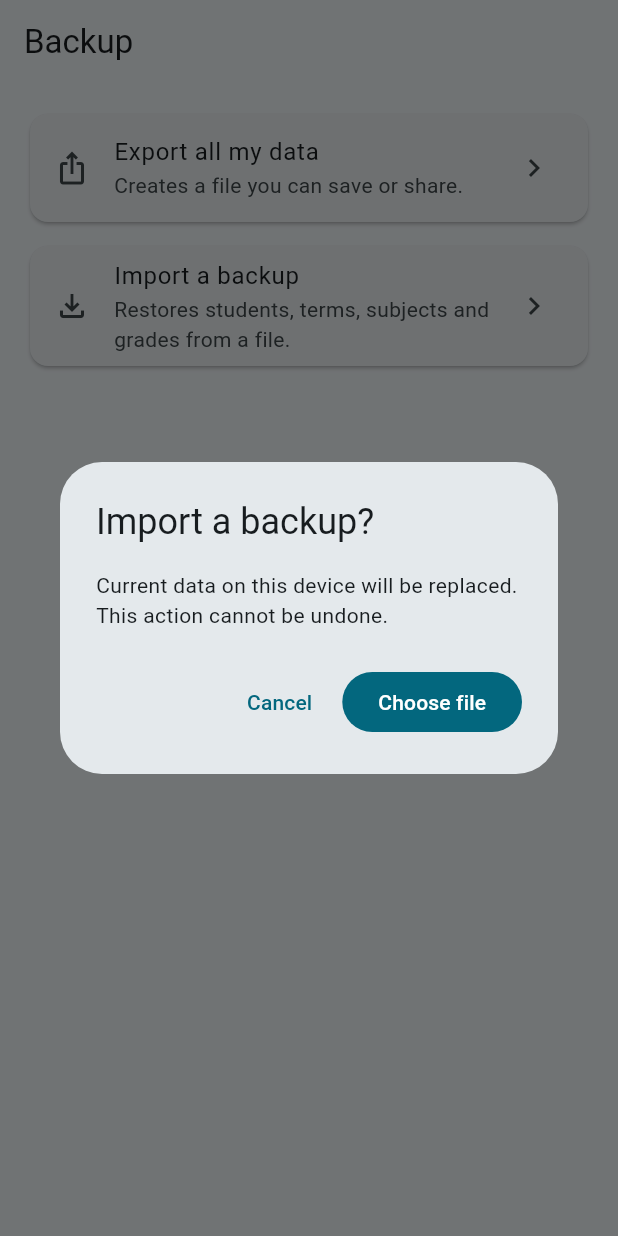
After one commit to RiveraDiego/CUM_Master, a Flutter app: the BackupPage screen opened by its route, after a tap on "Import a backup", on a phone screen of 412 x 824 dp. The commit adds this screen. Run offline on Flutter 3.47's test engine with Material 3 defaults, Android fonts, the phone set to English and light mode, and no system bars; our stand-ins replace flutter_riverpod, go_router, share_plus, sqflite; missing offline and left inert: file_selector; accounts and stored records are empty.

Commit message:
feat(backup): add local data export and import
Checklist visible en la app:
- [x] Abrir Copia de seguridad desde el menu lateral
- [x] Exportar todos los datos a un archivo JSON
- [x] Compartir o guardar la copia desde Android
- [x] Importar una copia seleccionada por el usuario
- [x] Confirmar antes de reemplazar datos actuales
- [x] Rechazar archivos invalidos sin perder informacion

```diff
--- a/lib/core/router/app_router.dart
+++ b/lib/core/router/app_router.dart
@@ -2,6 +2,7 @@ import 'package:go_router/go_router.dart';
 
 import '../../features/activities/presentation/activities_page.dart';
 import '../../features/assessments/presentation/pages/assessments_page.dart';
+import '../../features/backup/presentation/backup_page.dart';
 import '../../features/cycles/presentation/cycles_page.dart';
 import '../../features/dashboard/presentation/pages/dashboard_page.dart';
 import '../../features/students/presentation/pages/student_form_page.dart';
@@ -20,6 +21,7 @@ abstract final class AppRoute {
   static const assessments = 'assessments';
   static const cycles = 'cycles';
   static const activities = 'activities';
+  static const backup = 'backup';
 }
 
 final GoRouter appRouter = GoRouter(
@@ -29,6 +31,11 @@ final GoRouter appRouter = GoRouter(
       path: '/',
       name: AppRoute.dashboard,
       builder: (context, state) => const DashboardPage(),
+    ),
+    GoRoute(
+      path: '/backup',
+      name: AppRoute.backup,
+      builder: (context, state) => const BackupPage(),
     ),
     GoRoute(
       path: '/activities/:assessmentId',
--- /dev/null
+++ b/lib/features/backup/application/backup_providers.dart
@@ -0,0 +1,54 @@
+import 'dart:convert';
+import 'dart:io';
+
+import 'package:file_selector/file_selector.dart' hide XFile;
+import 'package:flutter_riverpod/flutter_riverpod.dart';
+import 'package:path_provider/path_provider.dart';
+import 'package:share_plus/share_plus.dart';
+
+import '../../../core/state/academic_data_revision.dart';
+import '../../students/application/student_providers.dart';
+import '../data/sqlite_backup_repository.dart';
+import '../domain/backup_repository.dart';
+
+final backupRepositoryProvider = Provider<BackupRepository>(
+  (ref) => SqliteBackupRepository(ref.watch(studentsDatabaseProvider)),
+);
+
+class BackupActions {
+  const BackupActions(this.ref);
+  final Ref ref;
+
+  Future<bool> exportAndShare() async {
+    final json = await ref.read(backupRepositoryProvider).exportJson();
+    final directory = await getTemporaryDirectory();
+    final date = DateTime.now().toIso8601String().substring(0, 10);
+    final file = File(
+      '${directory.path}${Platform.pathSeparator}cum-master-$date.json',
+    );
+    await file.writeAsString(json, encoding: utf8, flush: true);
+    final result = await SharePlus.instance.share(
+      ShareParams(
+        files: [XFile(file.path, mimeType: 'application/json')],
+        subject: 'CUM Master backup',
+      ),
+    );
+    return result.status != ShareResultStatus.unavailable;
+  }
+
+  Future<bool> pickAndImport() async {
+    const type = XTypeGroup(
+      label: 'CUM Master backup',
+      extensions: ['json'],
+      mimeTypes: ['application/json'],
+    );
+    final picked = await openFile(acceptedTypeGroups: const [type]);
+    if (picked == null) return false;
+    final bytes = await picked.readAsBytes();
+    await ref.read(backupRepositoryProvider).importJson(utf8.decode(bytes));
+    ref.read(academicDataRevisionProvider.notifier).bump();
+    return true;
+  }
+}
+
+final backupActionsProvider = Provider(BackupActions.new);
--- /dev/null
+++ b/lib/features/backup/domain/backup_exceptions.dart
@@ -0,0 +1,11 @@
+sealed class BackupException implements Exception {
+  const BackupException();
+}
+
+class InvalidBackupException extends BackupException {
+  const InvalidBackupException();
+}
+
+class BackupStorageException extends BackupException {
+  const BackupStorageException();
+}
--- /dev/null
+++ b/lib/features/backup/domain/backup_repository.dart
@@ -0,0 +1,4 @@
+abstract interface class BackupRepository {
+  Future<String> exportJson();
+  Future<void> importJson(String content);
+}
--- /dev/null
+++ b/lib/features/backup/presentation/backup_page.dart
@@ -0,0 +1,120 @@
+import 'package:flutter/material.dart';
+import 'package:flutter_riverpod/flutter_riverpod.dart';
+
+import '../../../l10n/generated/app_localizations.dart';
+import '../../dashboard/presentation/controllers/dashboard_controller.dart';
+import '../../students/presentation/controllers/students_controller.dart';
+import '../application/backup_providers.dart';
+import '../domain/backup_exceptions.dart';
+
+class BackupPage extends ConsumerStatefulWidget {
+  const BackupPage({super.key});
+
+  @override
+  ConsumerState<BackupPage> createState() => _BackupPageState();
+}
+
+class _BackupPageState extends ConsumerState<BackupPage> {
+  bool _busy = false;
+
+  @override
+  Widget build(BuildContext context) {
+    final l10n = AppLocalizations.of(context)!;
+    return Scaffold(
+      appBar: AppBar(title: Text(l10n.backupTitle)),
+      body: ListView(
+        padding: const EdgeInsets.all(16),
+        children: [
+          Card(
+            child: ListTile(
+              enabled: !_busy,
+              leading: const Icon(Icons.ios_share_outlined),
+              title: Text(l10n.backupExportTitle),
+              subtitle: Text(l10n.backupExportDescription),
+              trailing: const Icon(Icons.chevron_right),
+              onTap: _export,
+            ),
+          ),
+          const SizedBox(height: 8),
+          Card(
+            child: ListTile(
+              enabled: !_busy,
+              leading: const Icon(Icons.file_download_outlined),
+              title: Text(l10n.backupImportTitle),
+              subtitle: Text(l10n.backupImportDescription),
+              trailing: const Icon(Icons.chevron_right),
+              onTap: _confirmImport,
+            ),
+          ),
+          if (_busy) ...[
+            const SizedBox(height: 24),
+            const Center(child: CircularProgressIndicator()),
+          ],
+        ],
+      ),
+    );
+  }
+
+  Future<void> _export() async {
+    final l10n = AppLocalizations.of(context)!;
+    setState(() => _busy = true);
+    try {
+      await ref.read(backupActionsProvider).exportAndShare();
+    } on BackupException {
+      _show(l10n.backupExportError);
+    } on Exception {
+      _show(l10n.backupExportError);
+    } finally {
+      if (mounted) setState(() => _busy = false);
+    }
+  }
+
+  Future<void> _confirmImport() async {
+    final l10n = AppLocalizations.of(context)!;
+    final confirmed = await showDialog<bool>(
+      context: context,
+      builder: (dialogContext) => AlertDialog(
+        title: Text(l10n.backupImportConfirmTitle),
+        content: Text(l10n.backupImportConfirmMessage),
+        actions: [
+          TextButton(
+            onPressed: () => Navigator.pop(dialogContext, false),
+            child: Text(l10n.cancelAction),
+          ),
+          FilledButton(
+            onPressed: () => Navigator.pop(dialogContext, true),
+            child: Text(l10n.backupChooseFileAction),
+          ),
+        ],
+      ),
+    );
+    if (confirmed != true || !mounted) return;
+    await Future<void>.delayed(kThemeAnimationDuration);
+    if (!mounted) return;
+    setState(() => _busy = true);
+    try {
+      final imported = await ref.read(backupActionsProvider).pickAndImport();
+      if (!imported || !mounted) return;
+      ref.invalidate(studentsControllerProvider);
+      ref.invalidate(dashboardControllerProvider);
+      _show(l10n.backupImportSuccess);
+    } on InvalidBackupException {
+      _show(l10n.backupInvalidFileError);
+    } on BackupException {
+      _show(l10n.backupImportError);
+    } on FormatException {
+      _show(l10n.backupInvalidFileError);
+    } on Exception {
+      _show(l10n.backupImportError);
+    } finally {
+      if (mounted) setState(() => _busy = false);
+    }
+  }
+
+  void _show(String message) {
+    if (!mounted) return;
+    ScaffoldMessenger.of(
+      context,
+    ).showSnackBar(SnackBar(content: Text(message)));
+  }
+}
--- a/lib/l10n/app_en.arb
+++ b/lib/l10n/app_en.arb
@@ -135,6 +135,18 @@
   "cycleNotCurrentState": "This is not the current term",
   "dashboardNoCurrentCycleMessage": "You have not set a current term. Activate one to see its subjects and grades here.",
   "dashboardChooseCurrentCycle": "Choose current term",
+  "backupTitle": "Backup",
+  "backupExportTitle": "Export all my data",
+  "backupExportDescription": "Creates a file you can save or share.",
+  "backupImportTitle": "Import a backup",
+  "backupImportDescription": "Restores students, terms, subjects and grades from a file.",
+  "backupImportConfirmTitle": "Import a backup?",
+  "backupImportConfirmMessage": "Current data on this device will be replaced. This action cannot be undone.",
+  "backupChooseFileAction": "Choose file",
+  "backupImportSuccess": "The backup was imported successfully.",
+  "backupInvalidFileError": "This file is not a valid CUM Master backup.",
+  "backupImportError": "The backup could not be imported.",
+  "backupExportError": "The backup could not be created.",
   "assessmentManualGrade": "Manual grade (no activities)",
   "assessmentCalculatedGrade": "Grade calculated from activities",
   "dashboardGeneralCum": "Overall historical GPA: {cum}",
--- a/lib/shared/presentation/widgets/app_drawer.dart
+++ b/lib/shared/presentation/widgets/app_drawer.dart
@@ -32,6 +32,11 @@ class AppDrawer extends StatelessWidget {
               title: Text(l10n.studentsTitle),
               onTap: () => _navigate(context, AppRoute.students),
             ),
+            ListTile(
+              leading: const Icon(Icons.backup_outlined),
+              title: Text(l10n.backupTitle),
+              onTap: () => _navigate(context, AppRoute.backup),
+            ),
           ],
         ),
       ),
--- a/pubspec.yaml
+++ b/pubspec.yaml
@@ -36,10 +36,13 @@ dependencies:
   # The following adds the Cupertino Icons font to your application.
   # Use with the CupertinoIcons class for iOS style icons.
   cupertino_icons: ^1.0.8
+  file_selector: ^1.1.0
   flutter_riverpod: ^3.0.3
   go_router: ^17.0.0
   intl: ^0.20.2
   path: ^1.9.1
+  path_provider: ^2.1.6
+  share_plus: ^12.0.2
   sqflite: ^2.4.2
   uuid: ^4.5.2
 
```
Also changed, not shown: lib/features/backup/data/sqlite_backup_repository.dart (added, +101 -0 lines), lib/l10n/app_es.arb (+12 -0 lines), lib/l10n/generated/app_localizations.dart, lib/l10n/generated/app_localizations_en.dart, lib/l10n/generated/app_localizations_es.dart, pubspec.lock, 1 other file.
